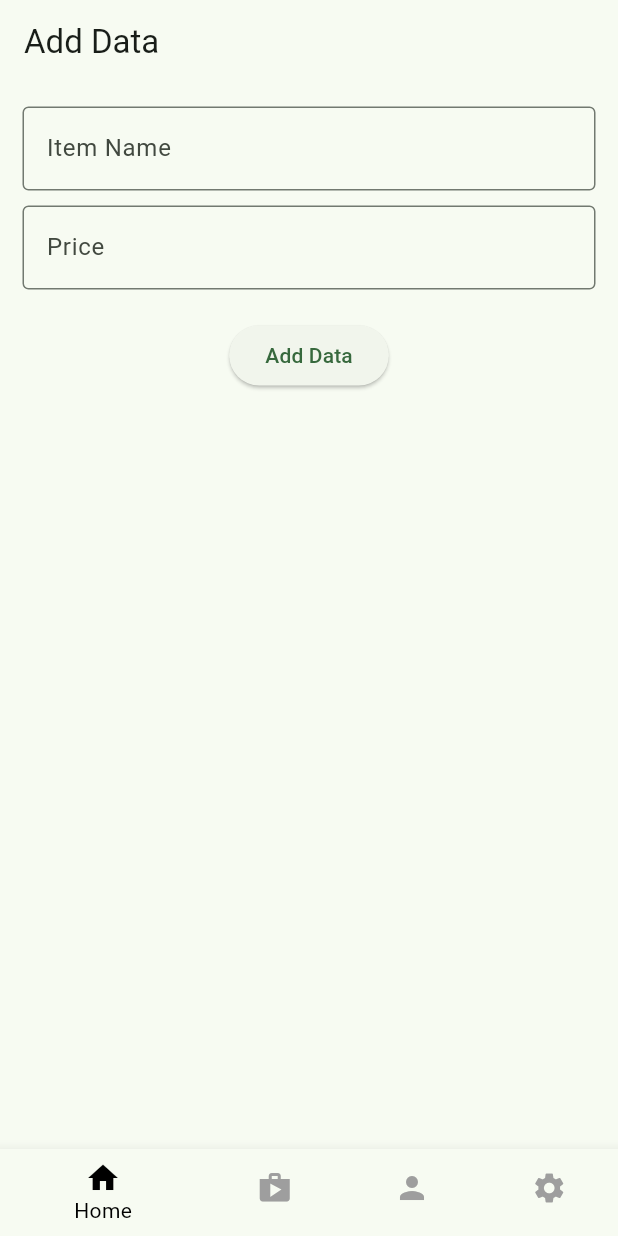
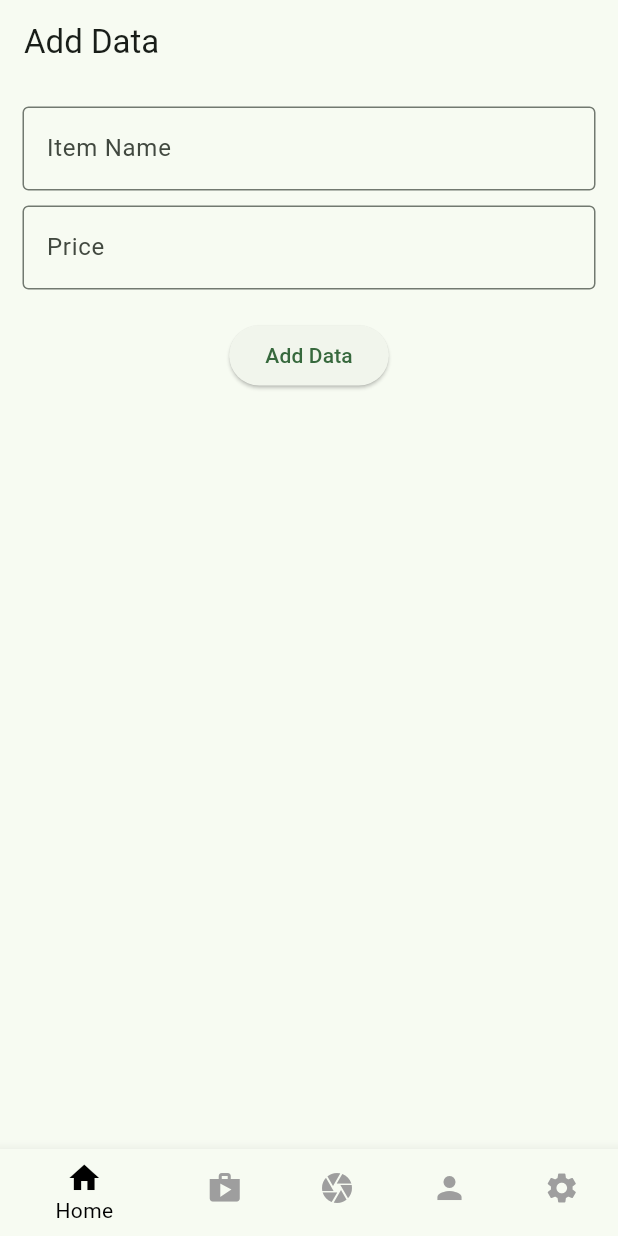
Before and after one commit to OshadiJayananda/shop-i, a Flutter app: the screen it shows after launch, on a phone screen of 412 x 824 dp. Run offline on Flutter 3.47's test engine with Material 3 defaults, Android fonts, the phone set to English and light mode, and no system bars; our stand-ins replace camera, firebase_core, firebase_database, flutter_tts, google_generative_ai, speech_to_text; missing offline and left inert: google_ml_kit; accounts and stored records are empty.

Commit message:
update main page

```diff
--- a/lib/pages/main_page.dart
+++ b/lib/pages/main_page.dart
@@ -4,7 +4,7 @@ import 'package:demo_app/pages/settings_page.dart';
 import 'package:demo_app/pages/shopping_page.dart';
 import 'package:demo_app/pages/shopping_list.dart';
 // import 'package:demo_app/pages/Barcode_scanner.dart'; // Import the BarcodeScanner page
-// import 'package:demo_app/pages/camera_page.dart';
+import 'package:demo_app/pages/camera_page.dart';
 import 'package:flutter/material.dart';
 
 class MainPage extends StatefulWidget {
@@ -16,11 +16,11 @@ class MainPage extends StatefulWidget {
 
 class _MainPageState extends State<MainPage> {
   final List<Widget> pages = [
-
     const HomePage(),
     const ShoppingPage(),
 
-   // Ensure BarcodeScanner is listed here
+    // Ensure BarcodeScanner is listed here
+    const CameraPage(),
     const ProfilePage(),
     const SettingsPage(),
   ];
@@ -41,7 +41,6 @@ class _MainPageState extends State<MainPage> {
         selectedItemColor: Colors.black, // For selected item color
         unselectedItemColor: Colors.grey,
         items: const [
-
           BottomNavigationBarItem(
             icon: Icon(
               Icons.home,
@@ -52,8 +51,10 @@ class _MainPageState extends State<MainPage> {
             icon: Icon(Icons.shop),
             label: "Shopping",
           ),
-
-
+          BottomNavigationBarItem(
+            icon: Icon(Icons.camera),
+            label: "Camera",
+          ),
           BottomNavigationBarItem(
             icon: Icon(Icons.person),
             label: "Profile",
```
